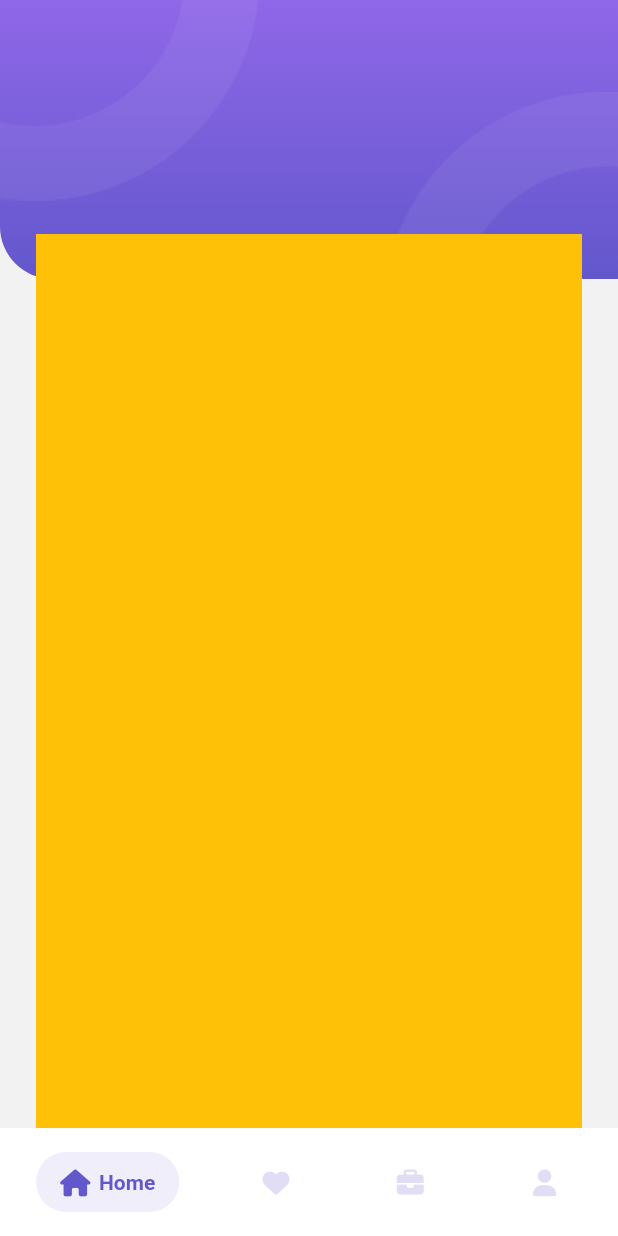
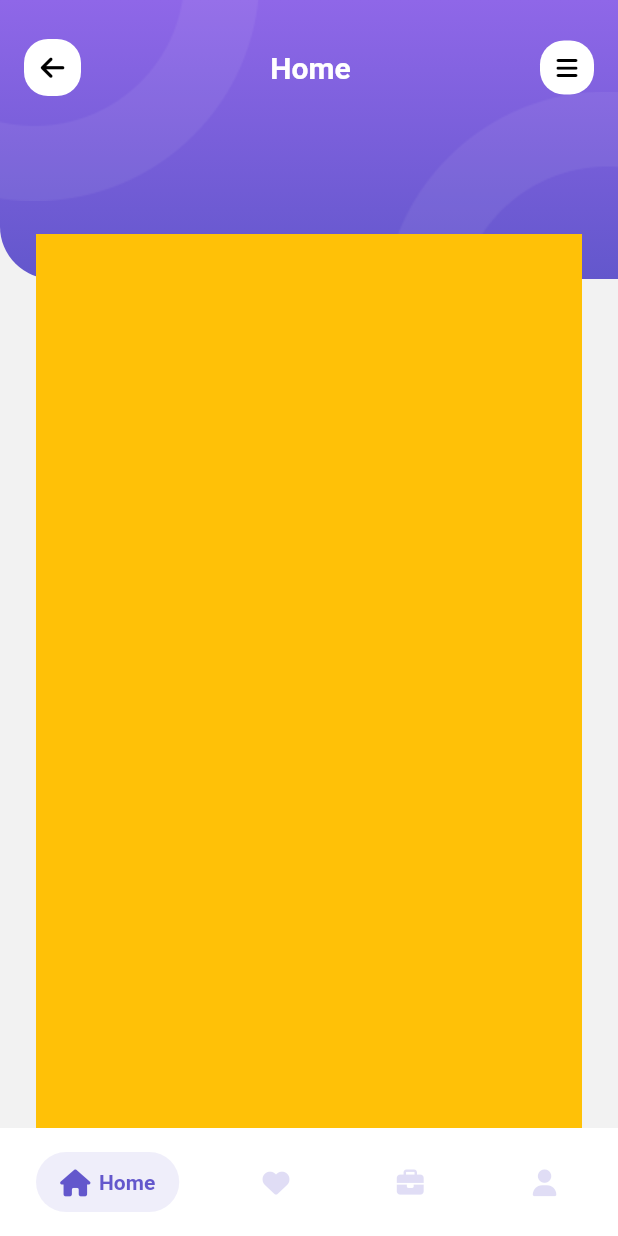
Before and after one commit to ssangnd/flutter_travo_app, a Flutter app: the MainApp screen opened by its route, on a phone screen of 412 x 824 dp. Run offline on Flutter 3.47's test engine with Material 2 defaults, Android fonts, the phone set to English and light mode, and no system bars; drawn by our look-alikes of salomon_bottom_bar; our stand-ins replace flutter_svg, font_awesome_flutter, hive_flutter, smooth_page_indicator; accounts and stored records are empty.

Commit message:
Create Custom AppBar - Part 2

```diff
--- a/lib/representation/screen/home_screen.dart
+++ b/lib/representation/screen/home_screen.dart
@@ -14,6 +14,10 @@
   Widget build(BuildContext context) {
     // return Container();
     return AppBarContainerWidget(
+      // title: const Text("Home"),
+      titleString: 'Home',
+      implementLeading: true,
+      implementTraling: true,
       child: Container(
         color: Colors.amber,
       ),
--- a/lib/representation/widgets/app_bar-container.dart
+++ b/lib/representation/widgets/app_bar-container.dart
@@ -1,4 +1,5 @@
 import 'package:flutter/material.dart';
+import 'package:font_awesome_flutter/font_awesome_flutter.dart';
 import 'package:travo_app/core/constants/dismension_constants.dart';
 
 import '../../core/constants/color_constants.dart';
@@ -6,8 +7,19 @@
 import '../../core/helpers/image_helper.dart';
 
 class AppBarContainerWidget extends StatelessWidget {
-  const AppBarContainerWidget({super.key, required this.child});
+  const AppBarContainerWidget({
+    super.key,
+    required this.child,
+    this.title,
+    this.implementLeading = false,
+    this.implementTraling = false,
+    this.titleString,
+  });
   final Widget child;
+  final Widget? title;
+  final String? titleString;
+  final bool implementLeading;
+  final bool implementTraling;
   @override
   Widget build(BuildContext context) {
     return Scaffold(
@@ -21,6 +33,56 @@
               elevation: 0,
               toolbarHeight: 90,
               backgroundColor: ColorPalette.backgroundScaffoldColor,
+              title: title ??
+                  Row(
+                    children: [
+                      if (implementLeading)
+                        Container(
+                          decoration: const BoxDecoration(
+                            borderRadius: BorderRadius.all(
+                              Radius.circular(
+                                kDefaultPadding,
+                              ),
+                            ),
+                            color: Colors.white,
+                          ),
+                          padding: const EdgeInsets.all(kItemPadding),
+                          child: const Icon(
+                            FontAwesomeIcons.arrowLeft,
+                            color: Colors.black,
+                            size: kDefaultIconSize,
+                          ),
+                        ),
+                      Expanded(
+                        child: Center(
+                          child: Column(
+                            children: [
+                              Text(
+                                titleString ?? '',
+                                style: const TextStyle(
+                                    fontWeight: FontWeight.bold, fontSize: 20),
+                              ),
+                            ],
+                          ),
+                        ),
+                      ),
+                      if (implementTraling)
+                        Container(
+                          decoration: BoxDecoration(
+                            borderRadius: BorderRadius.circular(
+                              kDefaultPadding,
+                            ),
+                            color: Colors.white,
+                          ),
+                          padding: const EdgeInsets.all(kItemPadding),
+                          child: const Icon(
+                            FontAwesomeIcons.bars,
+                            size: kDefaultPadding,
+                            color: Colors.black,
+                          ),
+                        ),
+                    ],
+                  ),
               flexibleSpace: Stack(
                 children: [
                   Container(
```
